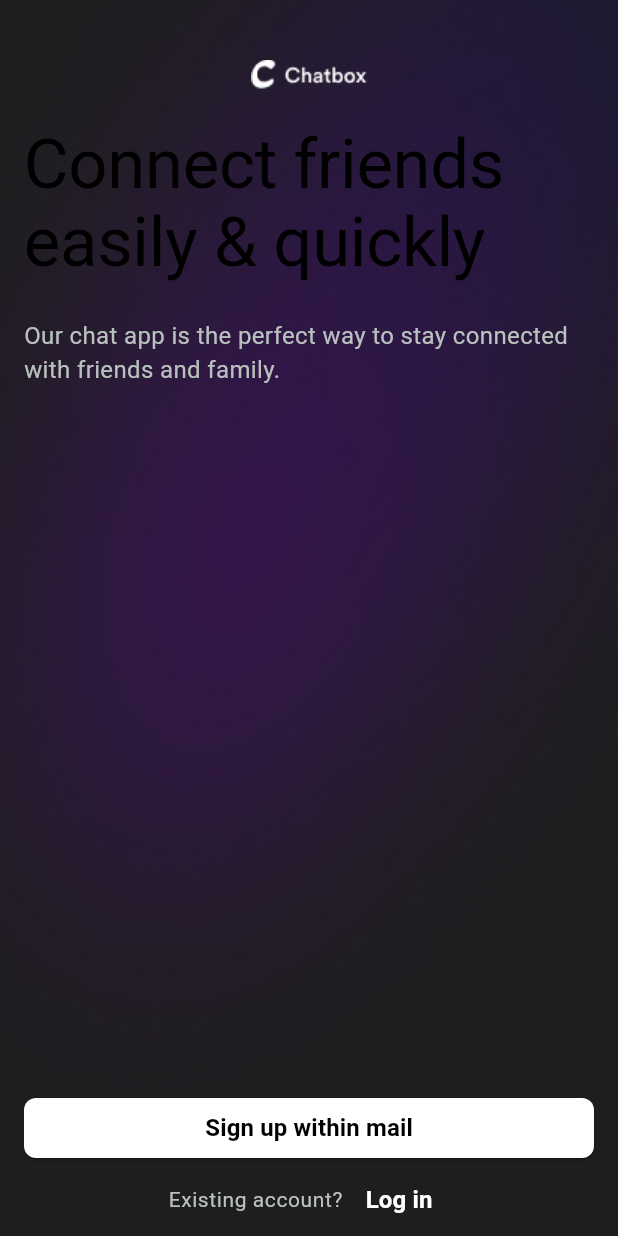
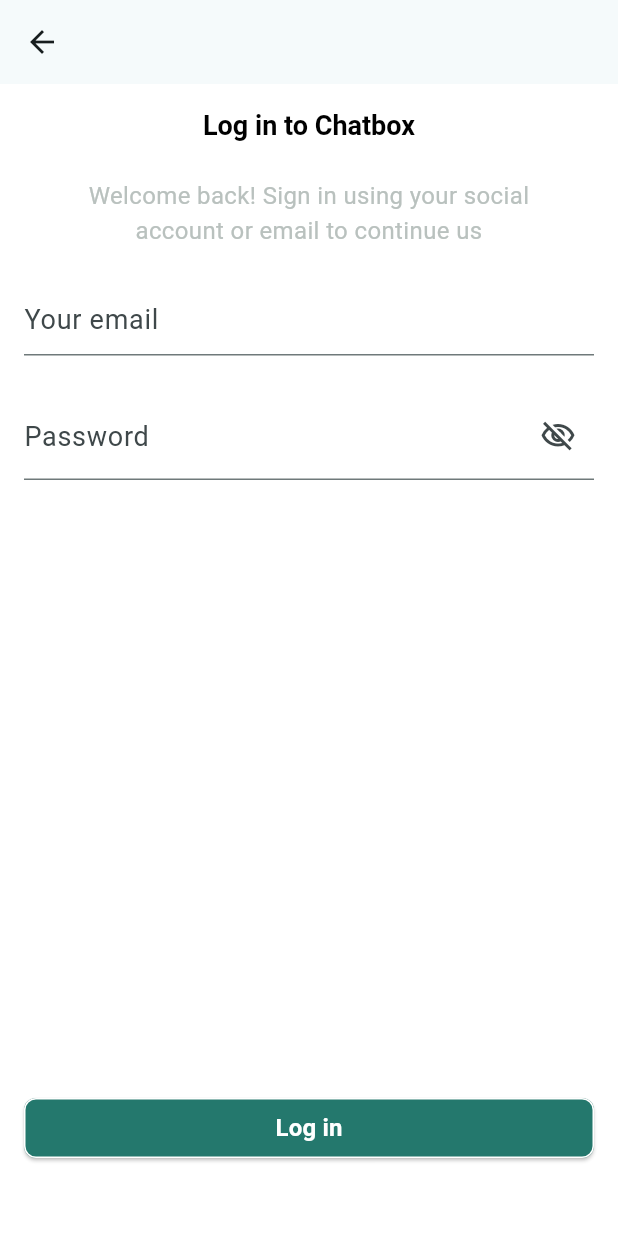
Before and after one commit to Tareq-Ghassan/ChatBox, a Flutter app: the OnboardingScreen screen opened by its route, after a tap on "Log in", on a phone screen of 412 x 824 dp. Run offline on Flutter 3.47's test engine with Material 3 defaults, Android fonts, the phone set to English and light mode, and no system bars; our stand-ins replace dio, equatable, flutter_bloc, flutter_dotenv; generated files the repository leaves out were written again; network calls fail; Roboto replaces fonts that are missing (cairo); statements that could not run were skipped.

Commit message:
<create login>

```diff
--- a/analysis_options.yaml
+++ b/analysis_options.yaml
@@ -25,6 +25,7 @@ analyzer:
     dead_code: error
     unused_import: error
     directives_ordering: error
+    sort_pub_dependencies: ignore
 
 linter:
   rules:
--- /dev/null
+++ b/lib/common/widget/email_textfield.dart
@@ -0,0 +1,42 @@
+import 'package:chat/common/function/common_functions.dart';
+import 'package:chat/presentation/controller/authentication_controller.dart';
+import 'package:chat/provider/cubit/forms_cubit.dart';
+import 'package:flutter/material.dart';
+import 'package:flutter_bloc/flutter_bloc.dart';
+
+/// [EmailTextField] represent email textField
+class EmailTextField extends StatelessWidget {
+  /// [EmailTextField] constructor
+  const EmailTextField({
+    super.key,
+  });
+
+  @override
+  Widget build(BuildContext context) {
+    return TextFormField(
+      autovalidateMode: AutovalidateMode.onUserInteraction,
+      maxLength: 30,
+      autocorrect: false,
+      autofillHints: const [
+        AutofillHints.email,
+      ],
+      keyboardType: TextInputType.emailAddress,
+      textInputAction: TextInputAction.next,
+      decoration: InputDecoration(
+        counterText: '',
+        hintText: appLocalizations.email,
+      ),
+      validator: (value) => validateEmail(
+        context,
+        value,
+      ),
+      onSaved: (value) {
+        if (value != null) {
+          context.read<EmailCubit>().setEmail(newVal: value);
+        } else {
+          context.read<EmailCubit>().setEmail(newVal: '');
+        }
+      },
+    );
+  }
+}
--- /dev/null
+++ b/lib/common/widget/eye_suficx_icon.dart
@@ -0,0 +1,28 @@
+import 'package:chat/provider/cubit/forms_cubit.dart';
+import 'package:flutter/material.dart';
+import 'package:flutter_bloc/flutter_bloc.dart';
+
+///[EyeSufixIcon] hold eye sufix icon in text field
+class EyeSufixIcon extends StatelessWidget {
+  ///[EyeSufixIcon] constructor.
+  const EyeSufixIcon({required this.iconData, super.key});
+
+  ///[iconData] pproperty,
+  final IconData iconData;
+
+  @override
+  Widget build(BuildContext context) {
+    return InkWell(
+      onTap: () {
+        final cubit = context.read<HidePasswordCubit>();
+        final hidePasswordState = cubit.state;
+        cubit.setHidePassword(
+          newVal: !hidePasswordState,
+        );
+      },
+      child: Icon(
+        iconData,
+      ),
+    );
+  }
+}
--- /dev/null
+++ b/lib/common/widget/password_textfield.dart
@@ -0,0 +1,57 @@
+import 'package:chat/common/function/common_functions.dart';
+import 'package:chat/common/widget/eye_suficx_icon.dart';
+import 'package:chat/presentation/controller/authentication_controller.dart';
+import 'package:chat/provider/cubit/forms_cubit.dart';
+import 'package:flutter/material.dart';
+import 'package:flutter_bloc/flutter_bloc.dart';
+
+/// [PasswordTextField] represent email textField
+class PasswordTextField extends StatelessWidget {
+  /// [PasswordTextField] constructor
+  const PasswordTextField({
+    super.key,
+  });
+
+  @override
+  Widget build(BuildContext context) {
+    return BlocProvider(
+      create: (_) => HidePasswordCubit(),
+      child: BlocBuilder<HidePasswordCubit, bool>(
+        builder: (context, hidePassword) {
+          return TextFormField(
+
+            autovalidateMode: AutovalidateMode.onUserInteraction,
+            maxLength: 30,
+            autocorrect: false,
+            autofillHints: const [
+              AutofillHints.password,
+            ],
+            keyboardType: TextInputType.visiblePassword,
+            textInputAction: TextInputAction.done,
+            decoration: InputDecoration(
+              counterText: '',
+              hintText: appLocalizations.password,
+              suffixIcon: EyeSufixIcon(
+                iconData: hidePassword
+                    ? Icons.visibility_off_outlined
+                    : Icons.visibility_outlined,
+              ),
+              contentPadding: const EdgeInsets.symmetric(vertical: 16),
+            ),
+            validator: (value) => validateInputPassword(
+              context,
+              value,
+            ),
+            onSaved: (value) {
+              if (value != null) {
+                context.read<PasswordCubit>().setPassword(newVal: value);
+              } else {
+                context.read<PasswordCubit>().setPassword(newVal: '');
+              }
+            },
+          );
+        },
+      ),
+    );
+  }
+}
--- a/lib/l10n/app_en.arb
+++ b/lib/l10n/app_en.arb
@@ -1,15 +1,30 @@
 {
+    "@pleaseEnterValidation": {
+    "placeholders": {
+      "type": {
+        "type": "String"
+      }
+    }
+  },
+  "email": "Your email",
   "existingAccount": "Existing account? ",
   "exit": "Exit",
+  "forgotPassword": "Forgot password?",
   "internalServerError": "Unable to process the request",
   "internalServerErrorDescription": "An error occurred while sending the data. Please try again. If this issue keeps happening, contact our customer center",
   "loading": "Loading...",
   "login": "Log in",
+  "loginHeader": "Log in to Chatbox",
+  "loginSubtitle": "Welcome back! Sign in using your social account or email to continue us",
   "onboardingBody": "Our chat app is the perfect way to stay connected with friends and family.",
   "onboardingHeader": "Connect friends easily & quickly",
+  "password": "Password",
   "signUpMail": "Sign up within mail",
   "somethingWentWrong": "Unable to complete request!",
   "somethingWentWrongDescription": "An error occurred while retrieving the data. Please try again. If this issue keeps happening, contact our customer center",
   "welcomeToChatBox": "Welcome to Chat Box",
+    "invalidEmailFormat": "Invalid Email Format",
+      "minimumSixChars": "Minimum 6 characters",
+  "pleaseEnterValidation": "Please enter {type, select, mail{Email}  pass {Password} age {your Age} fullname{full Name} gender {gender} other{{type}}}",
   "workingOnApp": "We are currently working on App please try later"
 }
--- a/lib/presentation/constants/theme/app/dark/theme_data_dark.dart
+++ b/lib/presentation/constants/theme/app/dark/theme_data_dark.dart
@@ -1,3 +1,4 @@
+import 'package:chat/presentation/constants/theme/app/dark/appbar_theme_dark.dart';
 import 'package:chat/presentation/constants/theme/app/dark/button_theme_dark.dart';
 import 'package:chat/presentation/constants/theme/app/dark/text_theme_dark.dart';
 import 'package:chat/presentation/constants/theme/colors.dart';
@@ -11,4 +12,5 @@ ThemeData darkTheme = ThemeData(
   textTheme: textThemeDark,
   elevatedButtonTheme: elevatedButtonThemeDark,
   textButtonTheme: textButtonThemeDark,
+  appBarTheme: appBarThemeDark,
 );
--- a/lib/presentation/controller/splash_controller.dart
+++ b/lib/presentation/controller/splash_controller.dart
@@ -41,8 +41,6 @@ Future<void> splashListenerController(
           descriptions: appLocalizations.workingOnApp,
           yesButtontext: appLocalizations.exit,
           yesButtontOnTap: () => exit(0),
-            cancelButtontext: appLocalizations.exit,
-          cancelButtonOnTap: () => exit(0),
         ),
       ),
     );
--- /dev/null
+++ b/lib/presentation/screens/login.dart
@@ -0,0 +1,99 @@
+import 'package:chat/common/function/common_functions.dart';
+import 'package:chat/common/widget/email_textfield.dart';
+import 'package:chat/common/widget/password_textfield.dart';
+import 'package:chat/presentation/constants/theme/colors.dart';
+import 'package:chat/presentation/controller/authentication_controller.dart';
+import 'package:chat/provider/cubit/forms_cubit.dart';
+import 'package:chat/routes/app_routes.dart';
+import 'package:chat/routes/route_manger.dart';
+import 'package:flutter/material.dart';
+import 'package:flutter_bloc/flutter_bloc.dart';
+
+/// [LoginScreen] repreasent login screen
+class LoginScreen extends StatefulWidget {
+  /// [LoginScreen] consturctor
+  const LoginScreen({super.key});
+
+  @override
+  State<LoginScreen> createState() => _LoginScreenState();
+
+  static const _whiteSpace = SizedBox(height: 24);
+}
+
+class _LoginScreenState extends State<LoginScreen> {
+  @override
+  void initState() {
+    AppRouter.navigatorKey.currentContext!
+        .read<EmailCubit>()
+        .setEmail(newVal: '');
+    AppRouter.navigatorKey.currentContext!
+        .read<PasswordCubit>()
+        .setPassword(newVal: '');
+    super.initState();
+  }
+
+  final _formKey = GlobalKey<FormState>();
+
+  @override
+  Widget build(BuildContext context) {
+    return GestureDetector(
+      onTap: () => FocusScope.of(context).unfocus(),
+      child: Scaffold(
+        resizeToAvoidBottomInset: true,
+        appBar: AppBar(),
+        bottomNavigationBar: SingleChildScrollView(
+          child: Column(
+            crossAxisAlignment: CrossAxisAlignment.stretch,
+            children: [
+              Padding(
+                padding: const EdgeInsets.symmetric(horizontal: 16),
+                child: ElevatedButton(
+                  onPressed: () => submitLogin(_formKey),
+                  child: Text(appLocalizations.login),
+                ),
+              ),
+              TextButton(
+                onPressed: () => AppRouter.pushNamed(KRoutes.login),
+                child: Text(
+                  appLocalizations.forgotPassword,
+                ),
+              ),
+            ],
+          ),
+        ),
+        body: SingleChildScrollView(
+          child: Padding(
+            padding: const EdgeInsets.all(16),
+            child: Form(
+              key: _formKey,
+              child: Column(
+                children: [
+                  Text(
+                    appLocalizations.loginHeader,
+                    style: Theme.of(context).textTheme.headlineMedium,
+                  ),
+                  LoginScreen._whiteSpace,
+                  Padding(
+                    padding: const EdgeInsets.symmetric(horizontal: 16),
+                    child: Text(
+                      appLocalizations.loginSubtitle,
+                      textAlign: TextAlign.center,
+                      style: Theme.of(context)
+                          .textTheme
+                          .bodyMedium!
+                          .copyWith(color: KColors.grayColor),
+                    ),
+                  ),
+                  LoginScreen._whiteSpace,
+                  const EmailTextField(),
+                  LoginScreen._whiteSpace,
+                  const PasswordTextField(),
+                ],
+              ),
+            ),
+          ),
+        ),
+      ),
+    );
+  }
+}
--- a/lib/presentation/screens/onboarding.dart
+++ b/lib/presentation/screens/onboarding.dart
@@ -3,6 +3,8 @@ import 'package:chat/presentation/constants/assets/icons.dart';
 import 'package:chat/presentation/constants/assets/images.dart';
 import 'package:chat/presentation/constants/theme/app/dark/theme_data_dark.dart';
 import 'package:chat/presentation/constants/theme/colors.dart';
+import 'package:chat/routes/app_routes.dart';
+import 'package:chat/routes/route_manger.dart';
 import 'package:flutter/material.dart';
 
 /// [OnboardingScreen] represent onboarding screen
@@ -22,7 +24,7 @@ class OnboardingScreen extends StatelessWidget {
               Padding(
                 padding: const EdgeInsets.symmetric(horizontal: 16),
                 child: ElevatedButton(
-                  onPressed: () {},
+                  onPressed: () => AppRouter.pushNamed(KRoutes.signup),
                   child: Text(appLocalizations.signUpMail),
                 ),
               ),
@@ -37,7 +39,7 @@ class OnboardingScreen extends StatelessWidget {
                         .copyWith(color: KColors.grayColor),
                   ),
                   TextButton(
-                    onPressed: () {},
+                    onPressed: () => AppRouter.pushNamed(KRoutes.login),
                     child: Text(
                       appLocalizations.login,
                     ),
--- /dev/null
+++ b/lib/provider/cubit/forms_cubit.dart
@@ -0,0 +1,54 @@
+import 'package:flutter/material.dart';
+import 'package:flutter_bloc/flutter_bloc.dart';
+
+/// A [EmailCubit] which manages `Email` as its state
+class EmailCubit extends Cubit<String> {
+  /// The initial state of the [EmailCubit] is `''`.
+  EmailCubit() : super('');
+
+  /// [setEmail] function to set a new value for Email
+  void setEmail({required String newVal}) {
+    emit(newVal);
+  }
+
+  @override
+  void onChange(Change<String> change) {
+    super.onChange(change);
+    debugPrint(change.toString());
+  }
+}
+
+/// A [PasswordCubit] which manages `password` as its state
+class PasswordCubit extends Cubit<String> {
+  /// The initial state of the [PasswordCubit] is `''`.
+  PasswordCubit() : super('');
+
+  /// [setPassword] function to set a new value for password
+  void setPassword({required String newVal}) {
+    emit(newVal);
+  }
+
+  @override
+  void onChange(Change<String> change) {
+    super.onChange(change);
+    debugPrint(change.toString());
+  }
+}
+
+
+/// A [HidePasswordCubit] which manages `HidePassword` as its state
+class HidePasswordCubit extends Cubit<bool> {
+  /// The initial state of the [HidePasswordCubit] is `true`.
+  HidePasswordCubit() : super(true);
+
+  /// [setHidePassword] function to set a new HidePassword value
+  void setHidePassword({required bool newVal}) {
+    emit(newVal);
+  }
+
+  @override
+  void onChange(Change<bool> change) {
+    super.onChange(change);
+    debugPrint(change.toString());
+  }
+}
--- a/lib/provider/multi_bloc_provider.dart
+++ b/lib/provider/multi_bloc_provider.dart
@@ -1,5 +1,7 @@
 import 'package:chat/data/repository/init_repo.dart';
 import 'package:chat/provider/BloC/init/init_bloc.dart';
+import 'package:chat/provider/cubit/forms_cubit.dart';
+import 'package:flutter/material.dart';
 import 'package:flutter_bloc/flutter_bloc.dart';
 
 /// [multiBlocProvider] Holds multi BloC provider list
@@ -9,8 +11,8 @@ List<BlocProvider> multiBlocProvider = [
     create: (context) => InitBloc(InitRepository()),
   ),
   /******************** Cubit **************/
-  // BlocProvider<LocaleCubit>(
-  //   create: (BuildContext context) => LocaleCubit(),
-  // ),
+  BlocProvider<EmailCubit>(
+    create: (BuildContext context) => EmailCubit(),
+  ),
 
 ];
--- a/lib/routes/app_routes.dart
+++ b/lib/routes/app_routes.dart
@@ -4,4 +4,7 @@
 class KRoutes {
   static const String splashScreen = '/';
   static const String onBoarding = '/onboading';
+  static const String login = '/login';
+  static const String signup = '/signup';
+
 }
--- a/lib/routes/route_manger.dart
+++ b/lib/routes/route_manger.dart
@@ -1,6 +1,8 @@
 // ignore_for_file: public_member_api_docs
 
+import 'package:chat/presentation/screens/login.dart';
 import 'package:chat/presentation/screens/onboarding.dart';
+import 'package:chat/presentation/screens/signup.dart';
 import 'package:chat/presentation/screens/splash_screen.dart';
 import 'package:chat/routes/app_routes.dart';
 import 'package:flutter/material.dart';
@@ -28,7 +30,18 @@ class AppRouter {
           page: const OnboardingScreen(),
           settings: settings,
         );
-
+      //Navigate to the Login screen.
+      case KRoutes.login:
+        return _setPage(
+          page: const LoginScreen(),
+          settings: settings,
+        );
+      //Navigate to the Signup screen.
+      case KRoutes.signup:
+        return _setPage(
+          page: const SignupScreen(),
+          settings: settings,
+        );
       default:
         return _errorRoute();
     }
```
Also changed, not shown: lib/common/widget/loading_indecator.dart (+0 -8 lines), lib/presentation/constants/theme/app/dark/appbar_theme_dark.dart (added, +8 -0 lines), lib/presentation/controller/authentication_controller.dart (added, +60 -0 lines), lib/presentation/screens/signup.dart (added, +11 -0 lines), lib/presentation/constants/theme/app/dark/text_theme_dark.dart (line endings or trailing spaces), lib/presentation/constants/theme/app/light/button_theme.dart (line endings or trailing spaces), lib/provider/BloC/init/init_bloc.dart (line endings or trailing spaces), pubspec.lock.
